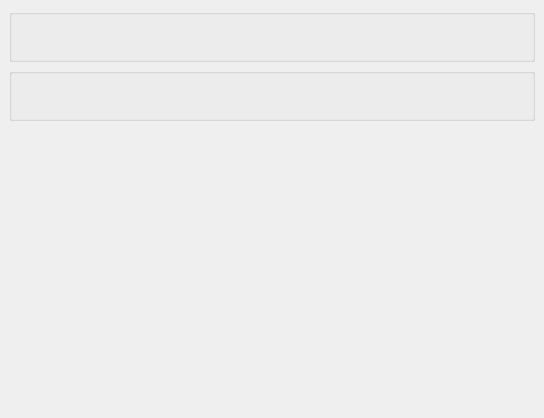
First picture: the form in qtcreator/mainwindow.ui, repository Terrabits/trace-history-gui, before the edit.
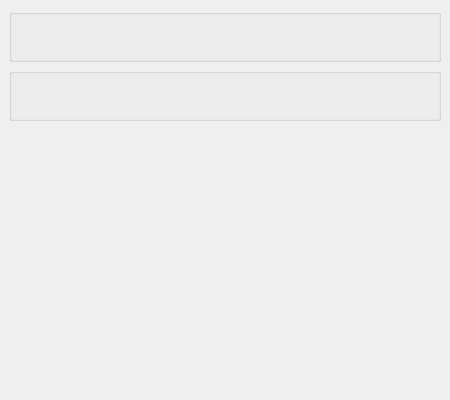
Second picture: the form after the edit. Custom widgets are drawn as their Qt base class.

```diff
--- a/qtcreator/mainwindow.ui
+++ b/qtcreator/mainwindow.ui
@@ -6,8 +6,8 @@
    <rect>
     <x>0</x>
     <y>0</y>
-    <width>544</width>
-    <height>418</height>
+    <width>450</width>
+    <height>400</height>
    </rect>
   </property>
   <property name="font">
```
